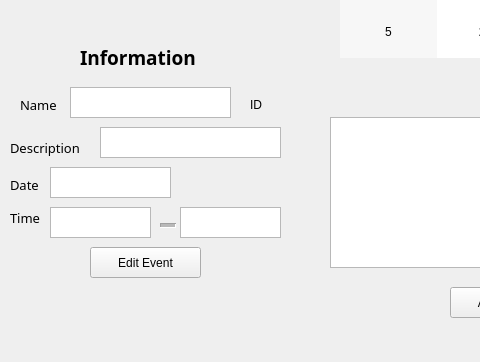
Before: the Qt Designer form dashboard.ui in curvySage/Get2gether, drawn with Qt 5; both pictures show x 0 to 480 and y 383 to 745 of the 1171 by 745 pixel window.
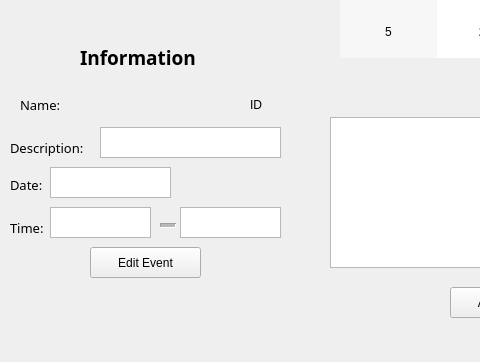
After: the same form once the commit is applied.

Commit message: Added in a way for the user to not change other's schedules!

Patch:
```diff
--- a/dashboard.ui
+++ b/dashboard.ui
@@ -183,16 +183,6 @@
     <string>Information</string>
    </property>
   </widget>
-  <widget class="QTextEdit" name="NametxtEdit">
-   <property name="geometry">
-    <rect>
-     <x>70</x>
-     <y>470</y>
-     <width>161</width>
-     <height>31</height>
-    </rect>
-   </property>
-  </widget>
   <widget class="QLabel" name="DateLabel">
    <property name="geometry">
     <rect>
@@ -209,7 +199,7 @@
     </font>
    </property>
    <property name="text">
-    <string>Date</string>
+    <string>Date:</string>
    </property>
   </widget>
   <widget class="QTextEdit" name="DescriptxtEdit">
@@ -238,7 +228,7 @@
     </font>
    </property>
    <property name="text">
-    <string>Name</string>
+    <string>Name:</string>
    </property>
   </widget>
   <widget class="Line" name="InfoTimeLine">
@@ -265,7 +255,7 @@
     <rect>
      <x>10</x>
      <y>520</y>
-     <width>81</width>
+     <width>91</width>
      <height>21</height>
     </rect>
    </property>
@@ -276,14 +266,14 @@
     </font>
    </property>
    <property name="text">
-    <string>Description</string>
+    <string>Description:</string>
    </property>
   </widget>
   <widget class="QLabel" name="TimeLabel">
    <property name="geometry">
     <rect>
      <x>10</x>
-     <y>590</y>
+     <y>600</y>
      <width>41</width>
      <height>21</height>
     </rect>
@@ -295,7 +285,7 @@
     </font>
    </property>
    <property name="text">
-    <string>Time</string>
+    <string>Time:</string>
    </property>
   </widget>
   <widget class="QTextEdit" name="DateTxt">
@@ -341,6 +331,25 @@
     <string>ID</string>
    </property>
   </widget>
+  <widget class="QLabel" name="NameDisplay">
+   <property name="geometry">
+    <rect>
+     <x>70</x>
+     <y>465</y>
+     <width>161</width>
+     <height>31</height>
+    </rect>
+   </property>
+   <property name="font">
+    <font>
+     <family>Franklin Gothic Book</family>
+     <pointsize>10</pointsize>
+    </font>
+   </property>
+   <property name="text">
+    <string/>
+   </property>
+  </widget>
  </widget>
  <resources/>
  <connections/>
```
The commit also changes 1 other file.
